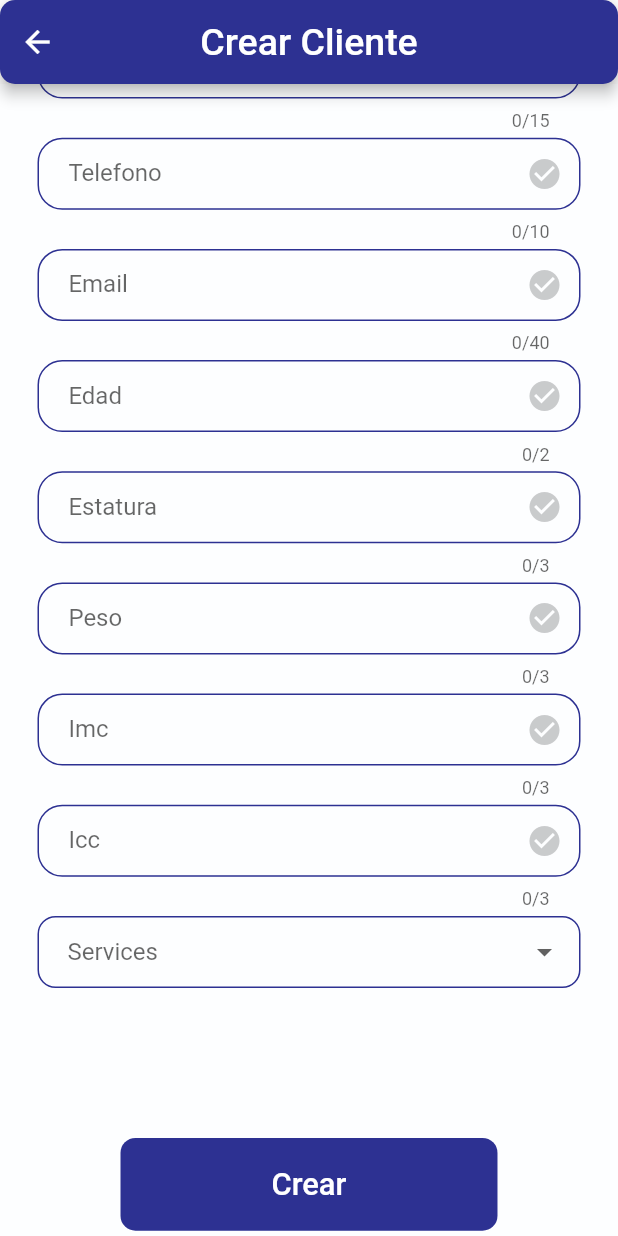
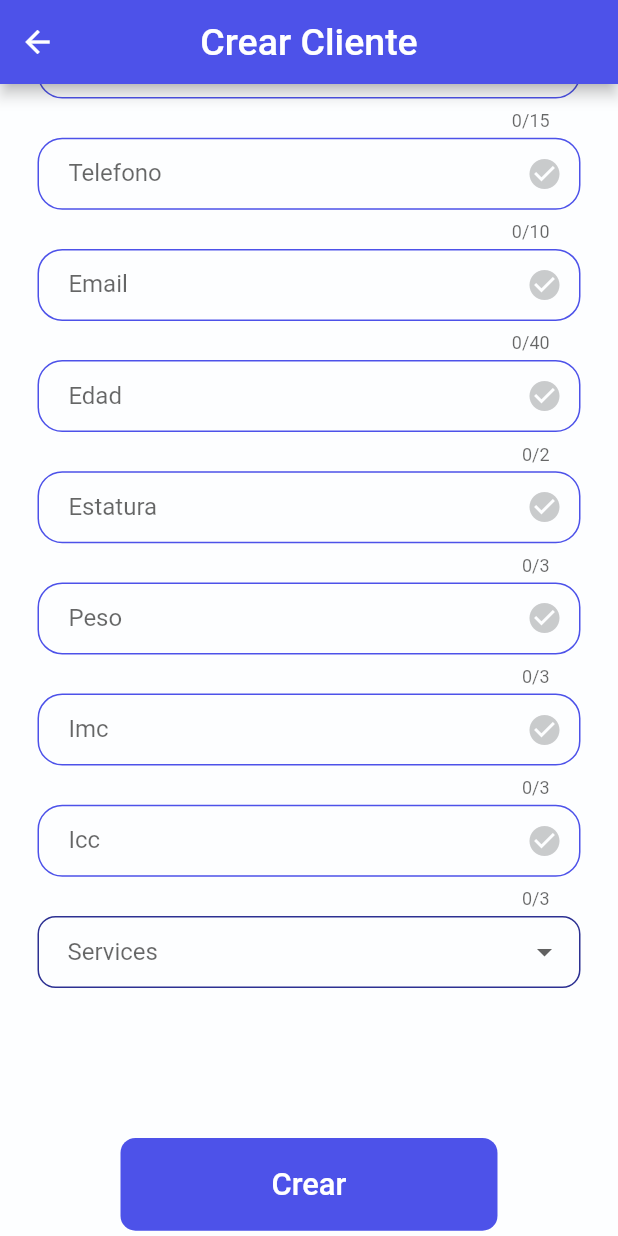
Before and after one commit to javierrrrrrrrrrrr/gym, a Flutter app: the AddUser screen opened by its route, scrolled down 372 dp, on a phone screen of 412 x 824 dp. Run offline on Flutter 3.47's test engine with Material 2 defaults, Android fonts, the phone set to English and light mode, and no system bars; our stand-ins replace elegant_notification, flutter_image_compress, flutter_secure_storage, image_cropper, image_picker, shimmer; accounts and stored records are empty; network calls fail.

Commit message:
toques fianles 1

```diff
--- a/lib/helpers/custom_appbar.dart
+++ b/lib/helpers/custom_appbar.dart
@@ -6,10 +6,7 @@ AppBar customAppbar(BuildContext context,
     centerTitle: true,
     actions: actions,
     leadingWidth: 50,
-    shape: RoundedRectangleBorder(
-      borderRadius: BorderRadius.circular(10.0),
-    ),
-    backgroundColor: const Color.fromRGBO(45, 49, 146, 1),
+    backgroundColor: const Color.fromRGBO(77, 82, 233, 1),
     title: Text(
       title,
       style: const TextStyle(fontSize: 25),
--- a/lib/widgets/custom_banner_top.dart
+++ b/lib/widgets/custom_banner_top.dart
@@ -19,9 +19,9 @@ class BannerTop extends StatelessWidget {
         width: width,
         decoration: BoxDecoration(
           border: Border.all(),
-          borderRadius: BorderRadius.only(
-              bottomLeft: Radius.circular(width * 0.025),
-              bottomRight: Radius.circular(width * 0.025)),
+          //  borderRadius: BorderRadius.only(
+          //      bottomLeft: Radius.circular(width * 0.025),
+          //      bottomRight: Radius.circular(width * 0.025)),
           color: const Color.fromRGBO(45, 49, 146, 1),
         ),
         child: Center(
--- a/lib/widgets/custom_button.dart
+++ b/lib/widgets/custom_button.dart
@@ -22,7 +22,7 @@ class CustomButton extends StatelessWidget {
       splashColor: Colors.transparent,
       height: width * 0.15,
       minWidth: width * 0.61,
-      color: (color == null) ? const Color.fromRGBO(45, 49, 146, 1) : color,
+      color: (color == null) ? const Color.fromRGBO(77, 82, 233, 1) : color,
       child: Text(
         title,
         style: TextStyle(fontSize: width * 0.05, color: Colors.white),
--- a/lib/widgets/floating_action.dart
+++ b/lib/widgets/floating_action.dart
@@ -19,7 +19,7 @@ class FloatingABCustom extends StatelessWidget {
     return Padding(
       padding: EdgeInsets.only(right: width * 0.100),
       child: FloatingActionButton(
-        backgroundColor: const Color.fromRGBO(45, 49, 146, 1),
+        backgroundColor: const Color.fromRGBO(77, 82, 233, 1),
         onPressed: () {
           userFormController.user = User(
             id: '',
--- a/lib/widgets/inputfield_widget.dart
+++ b/lib/widgets/inputfield_widget.dart
@@ -68,7 +68,7 @@ InputDecoration inputDecoration(hinttext, bool hasicon, Widget? label,
       border: OutlineInputBorder(
           borderRadius: BorderRadius.all(Radius.circular(width * 0.04))),
       enabledBorder: OutlineInputBorder(
-          borderSide: const BorderSide(color: Color.fromRGBO(45, 49, 146, 1)),
+          borderSide: const BorderSide(color: Color.fromRGBO(77, 82, 233, 1)),
           borderRadius: BorderRadius.all(Radius.circular(width * 0.04))),
       hintText: hinttext,
       hintStyle: TextStyle(color: Colors.black54, fontSize: width * 0.05),
@@ -88,7 +88,7 @@ InputDecoration inputDecoration(hinttext, bool hasicon, Widget? label,
       border: OutlineInputBorder(
           borderRadius: BorderRadius.all(Radius.circular(width * 0.04))),
       enabledBorder: OutlineInputBorder(
-          borderSide: const BorderSide(color: Color.fromRGBO(45, 49, 146, 1)),
+          borderSide: const BorderSide(color: Color.fromRGBO(77, 82, 233, 1)),
           borderRadius: BorderRadius.all(Radius.circular(width * 0.04))),
       hintText: hinttext,
       hintStyle: TextStyle(color: Colors.black54, fontSize: width * 0.05),
```
Also changed, not shown: lib/screens/edit_user.dart (+5 -5 lines).
